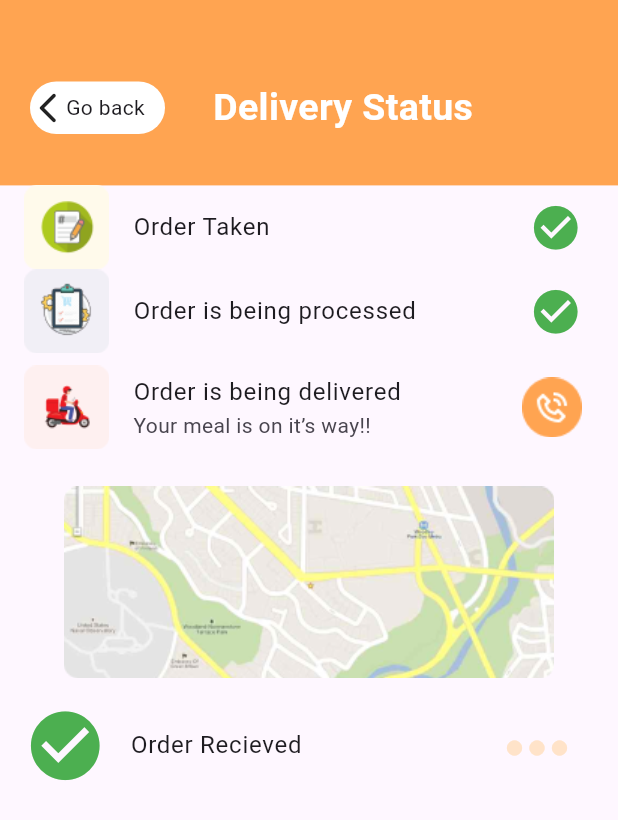
After one commit to HashirSaudKhan/Flutter, a Flutter app: the screen it shows after launch, after a tap on "Track order", on a phone screen of 412 x 824 dp. The commit adds this screen. Shown: the top 820 px of the screen. Run offline on Flutter 3.47's test engine with Material 3 defaults, Android fonts, the phone set to English and light mode, and no system bars.

Commit message:
Order last list screen completed 90%

```diff
--- a/App Projects/figma_app/lib/order_complete_screen/order_comp_screen.dart
+++ b/App Projects/figma_app/lib/order_complete_screen/order_comp_screen.dart
@@ -2,6 +2,7 @@ import 'package:figma_app/custom_buttons.dart';
 
 import 'package:figma_app/custom_btn.dart';
 import 'package:figma_app/order_complete_screen/add_card_dialog.dart';
+import 'package:figma_app/order_list_last_screen/orderlistlastscreen.dart';
 import 'package:flutter/material.dart';
 
 class OrderCompleteScreen extends StatelessWidget {
@@ -33,7 +34,15 @@ class OrderCompleteScreen extends StatelessWidget {
             Container(
                 margin: const EdgeInsets.only(top: 40, bottom: 20),
                 width: 230.0,
-                child: const Custom_Button(btn_name: "Track order")),
+                child: InkWell(
+                    onTap: () {
+                      Navigator.push(
+                          context,
+                          MaterialPageRoute(
+                              builder: (context) =>
+                                  const OrderLastListScreen()));
+                    },
+                    child: const Custom_Button(btn_name: "Track order"))),
             InkWell(
                 onTap: () {
                   showDialog(
--- /dev/null
+++ b/App Projects/figma_app/lib/order_list_last_screen/orderlistlastscreen.dart
@@ -0,0 +1,89 @@
+import "package:figma_app/backbutton.dart";
+import "package:flutter/material.dart";
+
+class OrderLastListScreen extends StatelessWidget {
+  const OrderLastListScreen({super.key});
+
+  @override
+  Widget build(context) {
+    return Scaffold(
+      body: Column(
+        children: [
+          Container(
+            padding: const EdgeInsets.only(left: 20, top: 20),
+            height: MediaQuery.of(context).size.height * 0.15,
+            width: double.infinity,
+            color: const Color(0xffFFA451),
+            child: const Row(
+              children: [
+                MyBackButton(),
+                SizedBox(
+                  width: 32,
+                ),
+                Text(
+                  "Delivery Status",
+                  style: TextStyle(
+                      color: Color(0xffFFFFFF),
+                      fontSize: 25,
+                      fontWeight: FontWeight.bold),
+                )
+              ],
+            ),
+          ),
+          Container(
+            height: MediaQuery.of(context).size.height * 0.85,
+            //color: Colors.deepPurple[50],
+            child: ListView(
+              children: [
+                const ListTile(
+                  leading:
+                      Image(image: AssetImage('assets/images/Frame 11915.png')),
+                  title: Text("Order Taken"),
+                  trailing: Icon(
+                    Icons.check_circle,
+                    color: Colors.green,
+                    size: 35,
+                  ),
+                ),
+                const ListTile(
+                  leading:
+                      Image(image: AssetImage('assets/images/Frame 11918.png')),
+                  title: Text("Order is being processed"),
+                  trailing: Icon(
+                    Icons.check_circle,
+                    color: Colors.green,
+                    size: 35,
+                  ),
+                ),
+                ListTile(
+                    leading: const Image(
+                        image: AssetImage('assets/images/Frame 11917.png')),
+                    title: const Text("Order is being delivered"),
+                    subtitle: Text(
+                      "Your meal is on it’s way!!",
+                      style: TextStyle(color: Colors.grey[450]),
+                    ),
+                    trailing: const Image(
+                        image: AssetImage('assets/images/Group 50.png'))),
+                Image.asset('assets/images/map.png'),
+                const ListTile(
+                  leading: Icon(
+                    Icons.check_circle,
+                    color: Colors.green,
+                    size: 55,
+                  ),
+                  title: Text("Order Recieved"),
+                  trailing: Icon(
+                    Icons.more_horiz_rounded,
+                    color: Color(0xffFFE3C9),
+                    size: 60,
+                  ),
+                )
+              ],
+            ),
+          )
+        ],
+      ),
+    );
+  }
+}
```
Also changed, not shown: App Projects/figma_app/assets/images/Frame 11915.png (added), App Projects/figma_app/assets/images/Frame 11917.png (added), App Projects/figma_app/assets/images/Frame 11918.png (added), App Projects/figma_app/assets/images/Group 50.png (added), App Projects/figma_app/assets/images/map.png (added).
